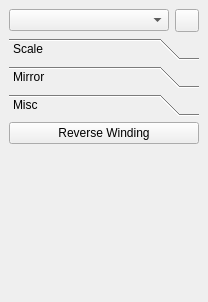
The window that src/ui/TransformDock.ui (Warzone2100/WMIT) describes before a commit, drawn with Qt 5.
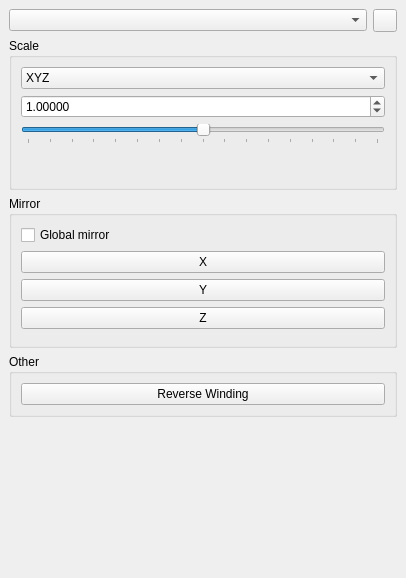
The same window after the commit. The open tabs and pages were chosen to show the change.

Commit message: Condense transformation UI.

What changed in the file:
```diff
--- a/src/ui/TransformDock.ui
+++ b/src/ui/TransformDock.ui
@@ -6,14 +6,14 @@
    <rect>
     <x>0</x>
     <y>0</y>
-    <width>208</width>
-    <height>302</height>
+    <width>406</width>
+    <height>578</height>
    </rect>
   </property>
   <property name="minimumSize">
    <size>
     <width>208</width>
-    <height>275</height>
+    <height>486</height>
    </size>
   </property>
   <property name="features">
@@ -26,6 +26,12 @@
    <string>Transformations</string>
   </property>
   <widget class="QWidget" name="dockWidgetContents">
+   <property name="sizePolicy">
+    <sizepolicy hsizetype="Preferred" vsizetype="Preferred">
+     <horstretch>0</horstretch>
+     <verstretch>0</verstretch>
+    </sizepolicy>
+   </property>
    <layout class="QVBoxLayout" name="verticalLayout">
     <item>
      <layout class="QHBoxLayout" name="horizontalLayout">
@@ -42,26 +48,17 @@
      </layout>
     </item>
     <item>
-     <widget class="QToolBox" name="toolBox">
-      <property name="currentIndex">
-       <number>0</number>
+     <widget class="QGroupBox" name="gbScale">
+      <property name="sizePolicy">
+       <sizepolicy hsizetype="Preferred" vsizetype="Minimum">
+        <horstretch>0</horstretch>
+        <verstretch>0</verstretch>
+       </sizepolicy>
       </property>
-      <widget class="QWidget" name="pageScale">
-       <property name="geometry">
-        <rect>
-         <x>0</x>
-         <y>0</y>
-         <width>184</width>
-         <height>129</height>
-        </rect>
-       </property>
-       <attribute name="label">
+      <property name="title">
         <string>Scale</string>
-       </attribute>
+      </property>
        <layout class="QVBoxLayout" name="verticalLayout_3">
-        <property name="margin">
-         <number>0</number>
-        </property>
         <item>
          <widget class="QComboBox" name="scaleComboBox">
           <property name="sizeAdjustPolicy">
@@ -151,22 +148,19 @@
         </item>
        </layout>
       </widget>
-      <widget class="QWidget" name="pageMirror">
-       <property name="geometry">
-        <rect>
-         <x>0</x>
-         <y>0</y>
-         <width>184</width>
-         <height>129</height>
-        </rect>
-       </property>
-       <attribute name="label">
+    </item>
+    <item>
+     <widget class="QGroupBox" name="gbMirror">
+      <property name="sizePolicy">
+       <sizepolicy hsizetype="Preferred" vsizetype="Minimum">
+        <horstretch>0</horstretch>
+        <verstretch>0</verstretch>
+       </sizepolicy>
+      </property>
+      <property name="title">
         <string>Mirror</string>
-       </attribute>
+      </property>
        <layout class="QVBoxLayout" name="verticalLayout_2">
-        <property name="margin">
-         <number>0</number>
-        </property>
         <item>
          <widget class="QCheckBox" name="globalMirrorCheckBox">
           <property name="text">
@@ -210,22 +204,19 @@
         </item>
        </layout>
       </widget>
-      <widget class="QWidget" name="pageMisc">
-       <property name="geometry">
-        <rect>
-         <x>0</x>
-         <y>0</y>
-         <width>184</width>
-         <height>129</height>
-        </rect>
-       </property>
-       <attribute name="label">
-        <string>Misc</string>
-       </attribute>
+    </item>
+    <item>
+     <widget class="QGroupBox" name="gbOther">
+      <property name="sizePolicy">
+       <sizepolicy hsizetype="Preferred" vsizetype="Minimum">
+        <horstretch>0</horstretch>
+        <verstretch>0</verstretch>
+       </sizepolicy>
+      </property>
+      <property name="title">
+       <string>Other</string>
+      </property>
        <layout class="QVBoxLayout" name="verticalLayout_4">
-        <property name="margin">
-         <number>0</number>
-        </property>
         <item>
          <widget class="QPushButton" name="reverseWindingsButton">
           <property name="text">
@@ -233,22 +224,21 @@
           </property>
          </widget>
         </item>
+      </layout>
+     </widget>
+    </item>
         <item>
-         <spacer name="miscSpacer">
+     <spacer name="verticalSpacer">
           <property name="orientation">
            <enum>Qt::Vertical</enum>
           </property>
           <property name="sizeHint" stdset="0">
            <size>
-            <width>0</width>
-            <height>0</height>
+        <width>20</width>
+        <height>40</height>
            </size>
           </property>
          </spacer>
-        </item>
-       </layout>
-      </widget>
-     </widget>
     </item>
    </layout>
   </widget>
```
Lines whose indentation alone changed are shown as unchanged.
